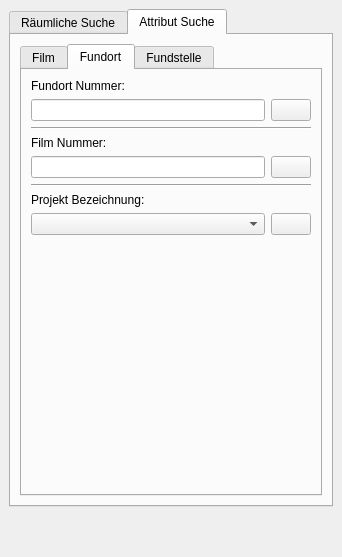
First picture: the form in APIS/forms/apis_search_form.ui, repository APIS-Luftbildarchiv/APIS, before the edit.
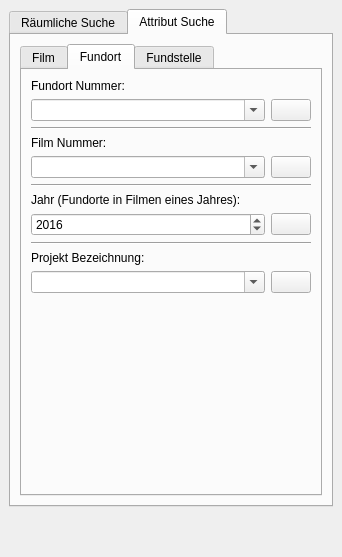
Second picture: the form after the edit. The open tabs and pages were chosen to show the change. Icons and pictures are not drawn. Custom widgets are drawn as their Qt base class.

```diff
--- a/APIS/forms/apis_search_form.ui
+++ b/APIS/forms/apis_search_form.ui
@@ -576,7 +576,17 @@
             <item>
              <layout class="QHBoxLayout" name="horizontalLayout_6">
               <item>
-               <widget class="QLineEdit" name="lineEdit_2"/>
+               <widget class="QComboBox" name="uiSearchSiteNumberCombo">
+                <property name="sizePolicy">
+                 <sizepolicy hsizetype="Expanding" vsizetype="Fixed">
+                  <horstretch>0</horstretch>
+                  <verstretch>0</verstretch>
+                 </sizepolicy>
+                </property>
+                <property name="editable">
+                 <bool>true</bool>
+                </property>
+               </widget>
               </item>
               <item>
                <widget class="QPushButton" name="pushButton_8">
@@ -608,7 +618,17 @@
             <item>
              <layout class="QHBoxLayout" name="horizontalLayout_7">
               <item>
-               <widget class="QLineEdit" name="lineEdit_3"/>
+               <widget class="QComboBox" name="uiSearchFilmNumberCombo">
+                <property name="sizePolicy">
+                 <sizepolicy hsizetype="Expanding" vsizetype="Fixed">
+                  <horstretch>0</horstretch>
+                  <verstretch>0</verstretch>
+                 </sizepolicy>
+                </property>
+                <property name="editable">
+                 <bool>true</bool>
+                </property>
+               </widget>
               </item>
               <item>
                <widget class="QPushButton" name="pushButton_9">
@@ -630,6 +650,55 @@
               </property>
              </widget>
             </item>
+            <item>
+             <widget class="QLabel" name="label_2">
+              <property name="text">
+               <string>Jahr (Fundorte in Filmen eines Jahres):</string>
+              </property>
+             </widget>
+            </item>
+            <item>
+             <layout class="QHBoxLayout" name="horizontalLayout_2">
+              <item>
+               <widget class="QDateEdit" name="uiSearchYearDate">
+                <property name="sizePolicy">
+                 <sizepolicy hsizetype="Expanding" vsizetype="Fixed">
+                  <horstretch>0</horstretch>
+                  <verstretch>0</verstretch>
+                 </sizepolicy>
+                </property>
+                <property name="date">
+                 <date>
+                  <year>2016</year>
+                  <month>1</month>
+                  <day>1</day>
+                 </date>
+                </property>
+                <property name="displayFormat">
+                 <string>yyyy</string>
+                </property>
+               </widget>
+              </item>
+              <item>
+               <widget class="QPushButton" name="uiSearchYearBtn">
+                <property name="text">
+                 <string/>
+                </property>
+                <property name="icon">
+                 <iconset resource="resource.qrc">
+                  <normaloff>:/plugins/APIS/icons/search.png</normaloff>:/plugins/APIS/icons/search.png</iconset>
+                </property>
+               </widget>
+              </item>
+             </layout>
+            </item>
+            <item>
+             <widget class="Line" name="line">
+              <property name="orientation">
+               <enum>Qt::Horizontal</enum>
+              </property>
+             </widget>
+            </item>
             <item>
              <widget class="QLabel" name="label_6">
               <property name="text">
@@ -647,6 +716,9 @@
                   <verstretch>0</verstretch>
                  </sizepolicy>
                 </property>
+                <property name="editable">
+                 <bool>true</bool>
+                </property>
                </widget>
               </item>
               <item>
```
Left out of the diff: 12 changed lines with no effect on the pictures.
